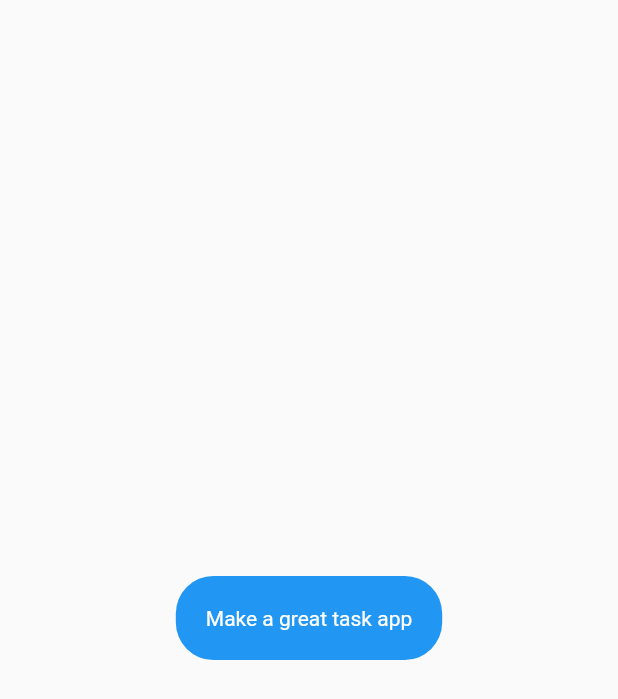
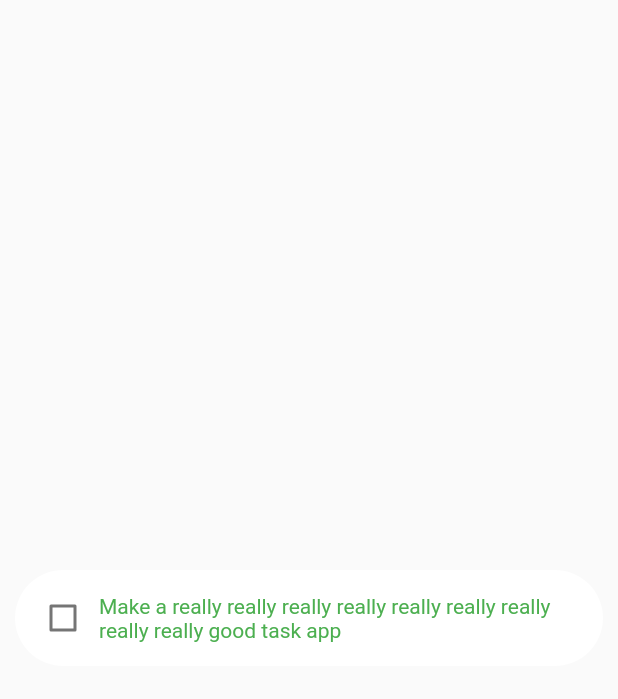
Before and after one commit to DomAyre/tsker, a Flutter app: the screen it shows after launch, on a phone screen of 412 x 824 dp. Shown: the top 699 px of the screen. Run offline on Flutter 3.47's test engine with Material 2 defaults, Android fonts, the phone set to English and light mode, and no system bars.

Commit message:
Simple task tile

```diff
--- a/lib/main.dart
+++ b/lib/main.dart
@@ -9,14 +9,16 @@ void main() => runApp(MyApp());
 class MyApp extends StatelessWidget {
   @override
   Widget build(BuildContext context) {
-    Task exampleTask = Task(title: "Make a great task app");
+    Task exampleTask = Task(
+        title:
+            "Make a really really really really really really really really really good task app");
 
     return MaterialApp(
       title: 'Flutter Demo',
       theme: appTheme,
       home: Material(
         child: Center(
-          child: TaskTile(exampleTask),
+          child: TaskTile(exampleTask, color: Colors.green),
         ),
       ),
     );
--- /dev/null
+++ b/lib/widgets/task_complete_button.dart
@@ -0,0 +1,23 @@
+import 'package:flutter/material.dart';
+
+class TaskCompleteButton extends StatelessWidget {
+  const TaskCompleteButton({
+    Key key,
+    @required this.color,
+    @required this.onChanged,
+    @required this.completed,
+  }) : super(key: key);
+
+  final Color color;
+  final Function onChanged;
+  final bool completed;
+
+  @override
+  Widget build(BuildContext context) {
+    return Checkbox(
+      activeColor: color,
+      value: completed,
+      onChanged: onChanged,
+    );
+  }
+}
--- a/lib/widgets/task_tile.dart
+++ b/lib/widgets/task_tile.dart
@@ -1,31 +1,79 @@
 import 'package:flutter/material.dart';
 import 'package:tsker/data/task.dart';
 import 'package:tsker/style/text_style.dart';
+import 'package:tsker/widgets/task_complete_button.dart';
 
 class TaskTile extends StatefulWidget {
   final Task task;
+  final bool selected;
+  final Color color;
 
-  TaskTile(this.task);
+  TaskTile(this.task, {this.selected = false, this.color = Colors.blue});
 
   @override
   _TaskTileState createState() => _TaskTileState();
 }
 
 class _TaskTileState extends State<TaskTile> {
+  bool completed;
+
+  _TaskTileState({this.completed = false});
+
+  onCompleted() {
+    print("Completed");
+    setState(() {
+      completed = true;
+    });
+  }
+
+  onUncompleted() {
+    print("Uncompleted");
+    setState(() {
+      completed = false;
+    });
+  }
+
+  onCompletedPress(bool newValue) {
+    if (newValue)
+      onCompleted();
+    else
+      onUncompleted();
+  }
+
   @override
   Widget build(BuildContext context) {
     return Container(
-      decoration: ShapeDecoration(
-        color: Colors.blue,
+      constraints: BoxConstraints(maxWidth: 400),
+      child: Card(
+        elevation: widget.selected ? 8 : 0,
         shape: RoundedRectangleBorder(
-          borderRadius: BorderRadius.circular(25.0),
+          borderRadius: BorderRadius.circular(999),
         ),
-      ),
-      child: Padding(
-        padding: const EdgeInsets.all(20.0),
-        child: Text(
-          widget.task.title,
-          style: textStyle,
+        color: widget.selected ? widget.color : Colors.white,
+        child: Padding(
+          padding: const EdgeInsets.all(8.0),
+          child: Row(
+            mainAxisSize: MainAxisSize.min,
+            mainAxisAlignment: MainAxisAlignment.spaceAround,
+            children: <Widget>[
+              TaskCompleteButton(
+                color: widget.color,
+                onChanged: onCompletedPress,
+                completed: completed,
+              ),
+              Flexible(
+                child: Padding(
+                  padding: const EdgeInsets.only(right: 20.0),
+                  child: Text(
+                    widget.task.title,
+                    style: textStyle.copyWith(
+                      color: widget.selected ? Colors.white : widget.color,
+                    ),
+                  ),
+                ),
+              ),
+            ],
+          ),
         ),
       ),
     );
```
Also changed, not shown: 2 other files.
